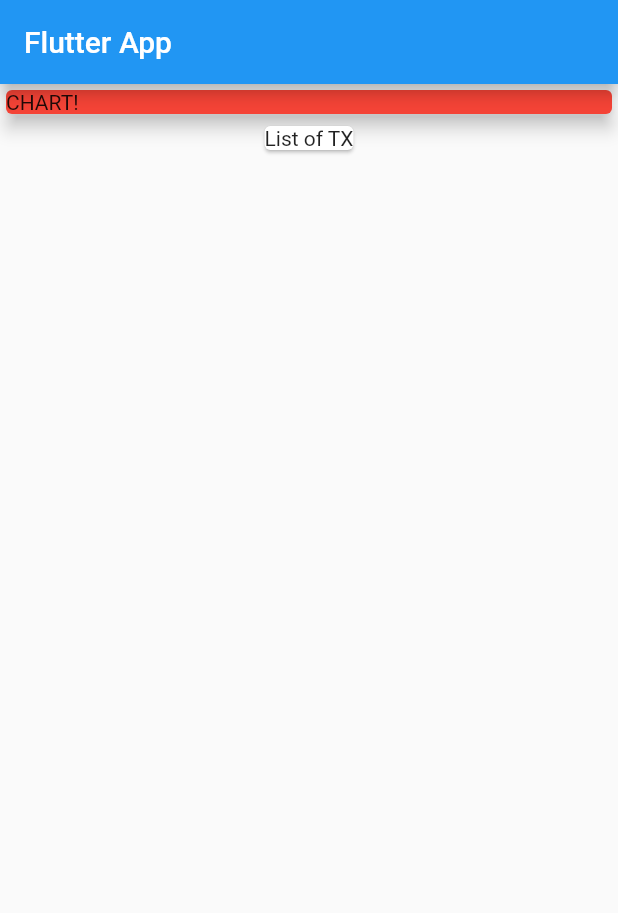
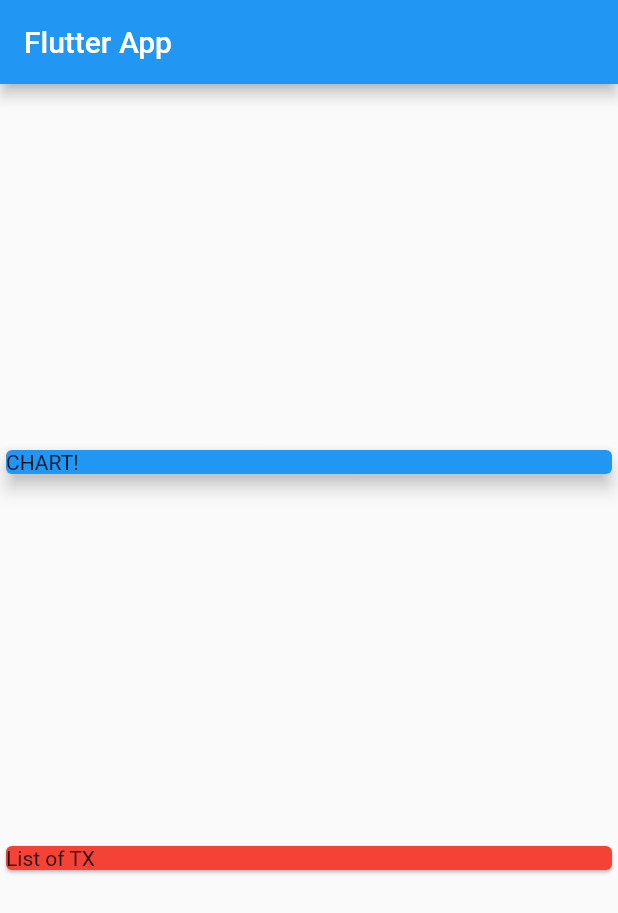
Before and after one commit to Mafe0394/expenses_planner, a Flutter app: the screen it shows after launch, on a phone screen of 412 x 824 dp. Shown: the top 913 px of the screen. Run offline on Flutter 3.47's test engine with Material 2 defaults, Android fonts, the phone set to English and light mode, and no system bars.

Commit message:
MainaxisAlignment and CrossAxisAlignment

```diff
--- a/lib/main.dart
+++ b/lib/main.dart
@@ -23,16 +23,21 @@ class MyHomePage extends StatelessWidget {
         title: Text('Flutter App'),
       ),
       body: Column(
+        mainAxisAlignment: MainAxisAlignment.spaceEvenly,
+        crossAxisAlignment: CrossAxisAlignment.stretch,
         children: [
           Container(
             width: double.infinity,
             child: Card(
-              color: Colors.red,
+              color: Colors.blue,
               child: Text('CHART!'),
               elevation: 5,
             ),
           ),
-          Card(child: Text('List of TX')),
+          Card(
+            child: Text('List of TX'),
+            color: Colors.red,
+          ),
         ],
       ),
     );
```
